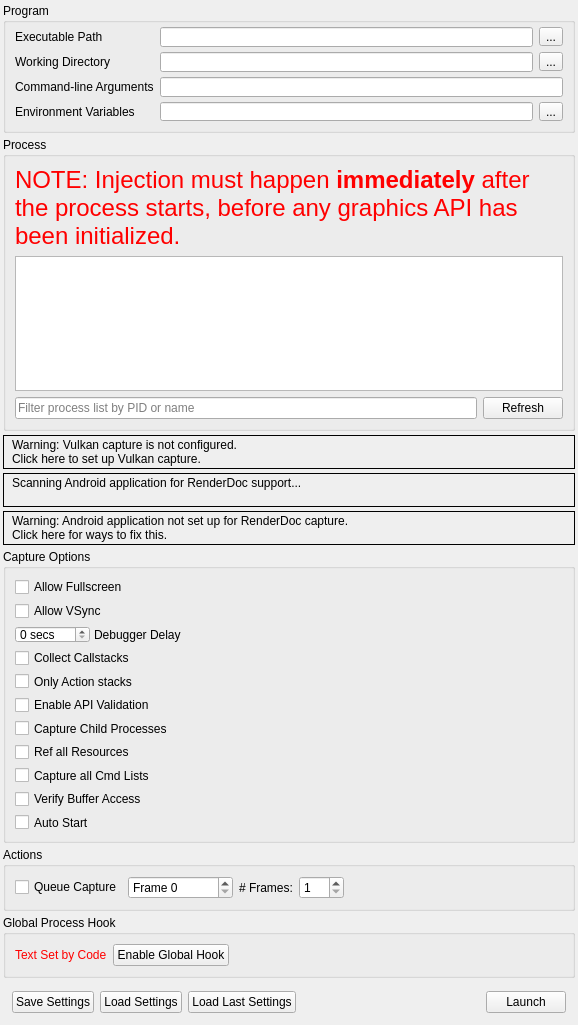
Qt form qrenderdoc/Windows/Dialogs/CaptureDialog.ui (baldurk/renderdoc) before a commit.
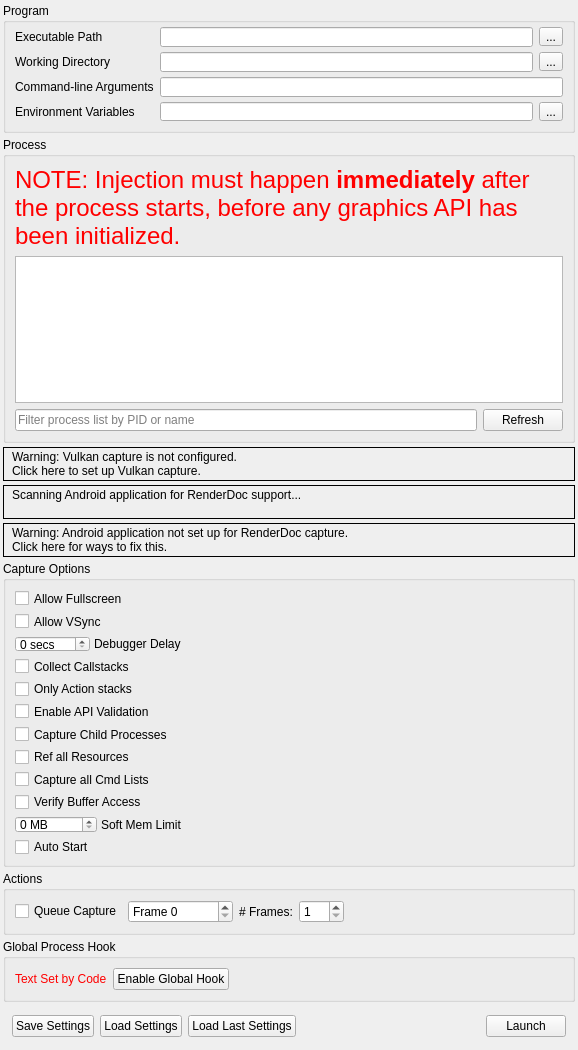
The same form after that commit. Icons and pictures are not drawn. Custom widgets are drawn as their Qt base class.

Patch:
```diff
--- a/qrenderdoc/Windows/Dialogs/CaptureDialog.ui
+++ b/qrenderdoc/Windows/Dialogs/CaptureDialog.ui
@@ -528,6 +528,85 @@
          <string>Verify Buffer Access</string>
         </property>
        </widget>
+      </item><item>
+       <widget class="QFrame" name="SoftMemoryLimitFrame">
+        <property name="sizePolicy">
+         <sizepolicy hsizetype="Fixed" vsizetype="Preferred">
+          <horstretch>0</horstretch>
+          <verstretch>0</verstretch>
+         </sizepolicy>
+        </property>
+        <property name="frameShape">
+         <enum>QFrame::NoFrame</enum>
+        </property>
+        <property name="frameShadow">
+         <enum>QFrame::Plain</enum>
+        </property>
+        <layout class="QHBoxLayout" name="SoftMemoryLimitLayout">
+         <property name="spacing">
+          <number>4</number>
+         </property>
+         <property name="leftMargin">
+          <number>0</number>
+         </property>
+         <property name="topMargin">
+          <number>0</number>
+         </property>
+         <property name="rightMargin">
+          <number>0</number>
+         </property>
+         <property name="bottomMargin">
+          <number>0</number>
+         </property>
+         <item>
+          <widget class="QDoubleSpinBox" name="SoftMemoryLimit">
+           <property name="sizePolicy">
+            <sizepolicy hsizetype="Minimum" vsizetype="Fixed">
+             <horstretch>0</horstretch>
+             <verstretch>0</verstretch>
+            </sizepolicy>
+           </property>
+           <property name="minimumSize">
+            <size>
+             <width>40</width>
+             <height>0</height>
+            </size>
+           </property>
+           <property name="toolTip">
+            <string>Specifies a soft memory limit which some APIs may use to limit graphics memory use and use disk space instead for storing temporary data.</string>
+           </property>
+           <property name="suffix">
+            <string comment="seconds"> MB</string>
+           </property>
+           <property name="decimals">
+            <number>0</number>
+           </property>
+           <property name="maximum">
+            <double>99999.000000000000000</double>
+           </property>
+           <property name="value">
+            <double>0.000000000000000</double>
+           </property>
+          </widget>
+         </item>
+         <item>
+          <widget class="QLabel" name="SoftMemoryLimitLabel">
+           <property name="sizePolicy">
+            <sizepolicy hsizetype="Fixed" vsizetype="Preferred">
+             <horstretch>0</horstretch>
+             <verstretch>0</verstretch>
+            </sizepolicy>
+           </property>
+           <property name="toolTip">
+            <string>Specifies a soft memory limit which some APIs may use to limit graphics memory use and use disk space instead for storing temporary data.</string>
+           </property>
+           <property name="text">
+            <string>Soft Mem Limit</string>
+           </property>
+          </widget>
+         </item>
+        </layout>
+       </widget>
       </item>
       <item>
        <widget class="QCheckBox" name="AutoStart">
```
